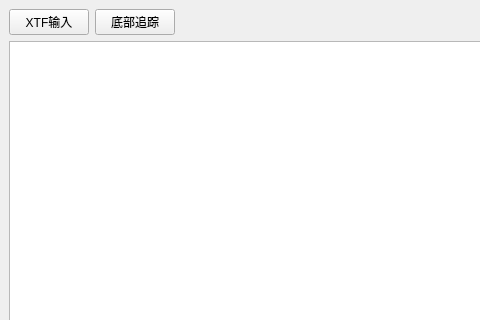
Above: mainwindow.ui from mupeizheng/xtf_test before the change; both pictures show x 0 to 480 and y 0 to 320 of the 800 by 600 pixel window. Below: the same form after it.
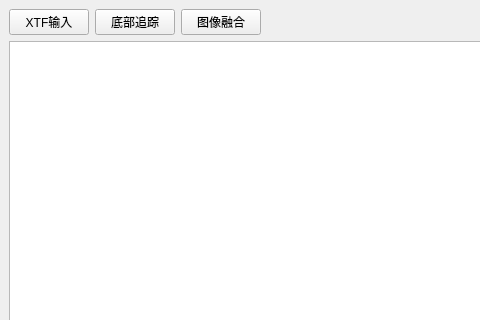
That is the form after the change.

Patch:
```diff
--- a/mainwindow.ui
+++ b/mainwindow.ui
@@ -31,6 +31,13 @@
         </property>
        </widget>
       </item>
+      <item>
+       <widget class="QPushButton" name="Imagefusion">
+        <property name="text">
+         <string>图像融合</string>
+        </property>
+       </widget>
+      </item>
       <item>
        <spacer name="horizontalSpacer">
         <property name="orientation">
```
